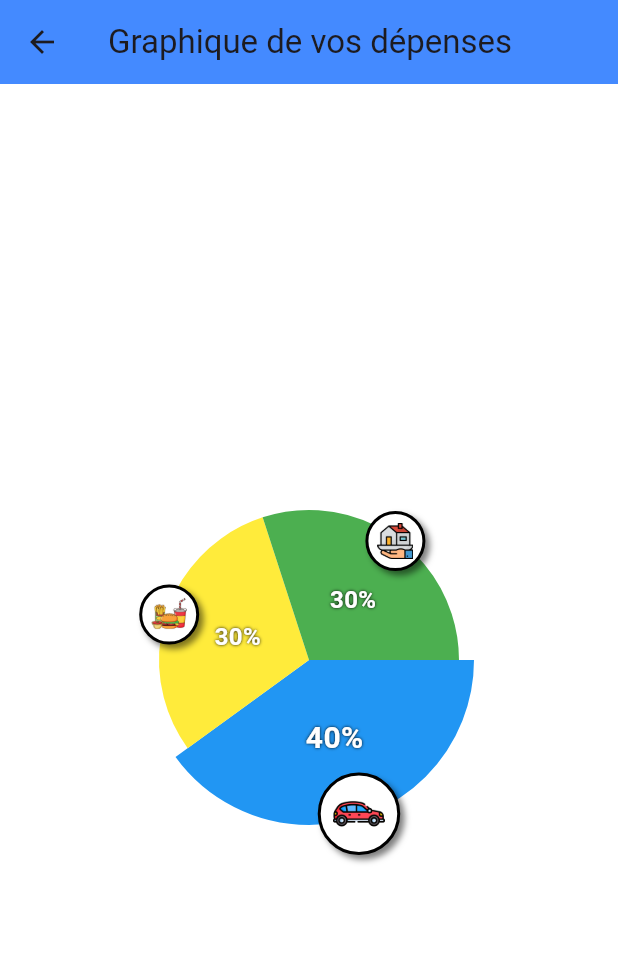
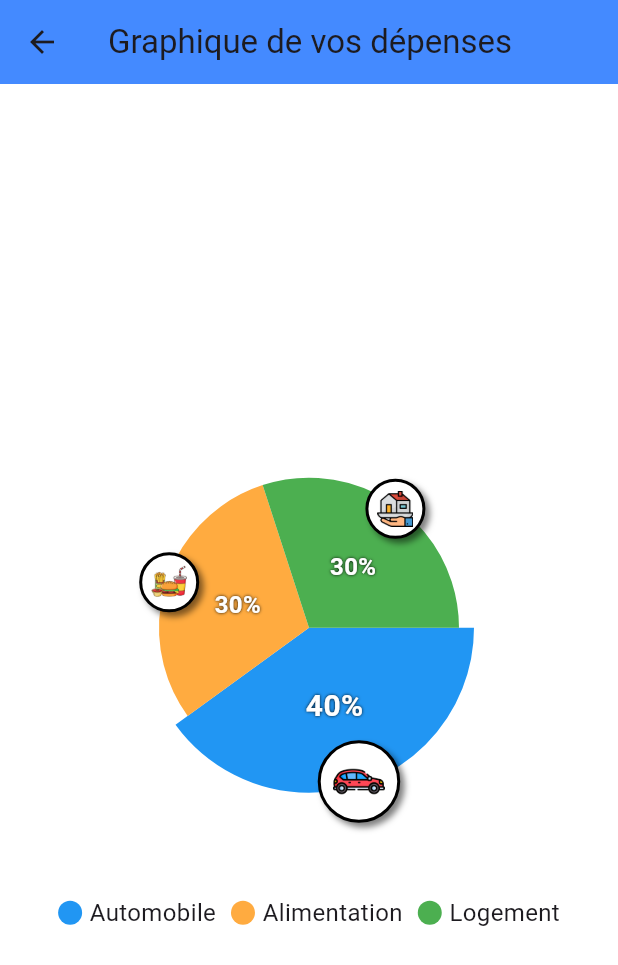
Before and after one commit to mathys-sansus/moulaManager, a Flutter app: the screen it shows after launch, after a tap on "Afficher les stats", on a phone screen of 412 x 824 dp. Shown: the top 965 px of the screen. Run offline on Flutter 3.47's test engine with Material 3 defaults, Android fonts, the phone set to English and light mode, and no system bars; drawn by our look-alikes of fl_chart; our stand-ins replace sqflite; accounts and stored records are empty; statements that could not run were skipped.

Commit message:
amélioration du graphique

```diff
--- a/lib/pages/stats.dart
+++ b/lib/pages/stats.dart
@@ -15,8 +15,10 @@ class PieChartSample3State extends State {
   Widget build(BuildContext context) {
     return Scaffold(
       appBar: AppBar(title: const Text("Graphique de vos dépenses")),
-      body: Center(
-        child: AspectRatio(
+      body: Column(
+        mainAxisAlignment: MainAxisAlignment.center,
+        children: [
+          AspectRatio(
             aspectRatio: 1.3,
             child: PieChart(
               PieChartData(
@@ -43,7 +45,37 @@ class PieChartSample3State extends State {
               ),
             ),
           ),
+          const SizedBox(height: 20),
+          // Ajout de la légende
+          Row(
+            mainAxisAlignment: MainAxisAlignment.center,
+            children: [
+              _buildLegendItem(Colors.blue, "Automobile"),
+              const SizedBox(width: 10),
+              _buildLegendItem(Colors.orangeAccent, "Alimentation"),
+              const SizedBox(width: 10),
+              _buildLegendItem(Colors.green, "Logement"),
+            ],
           ),
+        ],
+      ),
+    );
+  }
+
+  Widget _buildLegendItem(Color color, String text) {
+    return Row(
+      children: [
+        Container(
+          width: 16,
+          height: 16,
+          decoration: BoxDecoration(
+            color: color,
+            shape: BoxShape.circle,
+          ),
+        ),
+        const SizedBox(width: 5),
+        Text(text, style: const TextStyle(fontSize: 16)),
+      ],
     );
   }
 
@@ -77,7 +109,7 @@ class PieChartSample3State extends State {
           );
         case 1:
           return PieChartSectionData(
-            color: Colors.yellow,
+            color: Colors.orangeAccent,
             value: 30,
             title: '30%',
             radius: radius,
--- a/lib/widgets/zone_info_depenses_classiques.dart
+++ b/lib/widgets/zone_info_depenses_classiques.dart
@@ -17,14 +17,14 @@ class ZoneInfoDepensesClassiques extends StatelessWidget {
           ),
           const SizedBox(height: 24),
           const Text(
-            'Véhicule : 150€ (max : 180€)',
+            'Automobile : 150€ (max : 180€)',
             style: TextStyle(
               fontSize: 25,
             ),
           ),
           const SizedBox(height: 24),
           const Text(
-            'Restau : 40€ (max : 50€)',
+            'Logement : 40€ (max : 50€)',
             style: TextStyle(
               fontSize: 25,
             ),
```
Also changed, not shown: 1 other file. Lines whose indentation alone changed are shown as unchanged.
